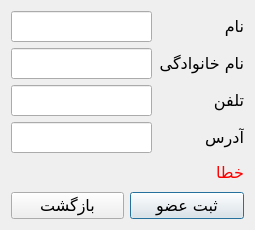
First picture: the form in AddMemberDialog.ui, repository Dandelion07/Library, before the edit.
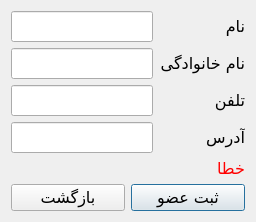
Second picture: the form after the edit.

What changed in the file:
```diff
--- a/AddMemberDialog.ui
+++ b/AddMemberDialog.ui
@@ -7,7 +7,7 @@
     <x>0</x>
     <y>0</y>
     <width>255</width>
-    <height>230</height>
+    <height>268</height>
    </rect>
   </property>
   <property name="font">
@@ -26,6 +26,9 @@
    <locale language="Persian" country="Iran"/>
   </property>
   <layout class="QVBoxLayout" name="verticalLayout">
+   <property name="sizeConstraint">
+    <enum>QLayout::SetFixedSize</enum>
+   </property>
    <item>
     <layout class="QFormLayout" name="flay_info">
      <item row="0" column="0">
```
